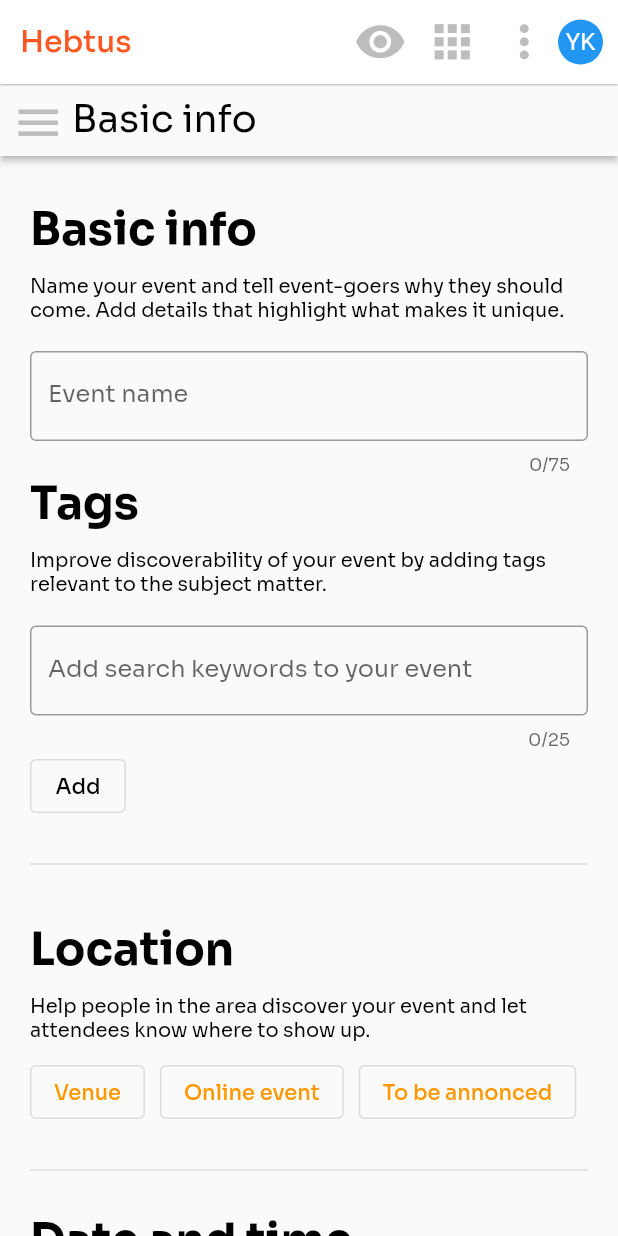
After one commit to Hebtus/Cross-platform, a Flutter app: the BasicInfo screen opened directly, on a phone screen of 412 x 824 dp. The commit adds this screen. Run offline on Flutter 3.47's test engine with Material 2 defaults, Android fonts, the phone set to English and light mode, and no system bars; our stand-ins replace flutter_svg, google_fonts.

Commit message:
basicInfo page almost done

```diff
--- a/hebtus_crossplatform/lib/main.dart
+++ b/hebtus_crossplatform/lib/main.dart
@@ -2,6 +2,8 @@ import 'package:flutter/material.dart';
 import 'package:hebtus_crossplatform/theme/style.dart';
 import 'package:provider/provider.dart';
 import 'package:hebtus_crossplatform/screens/SignUp/signup_screen.dart';
+import 'package:hebtus_crossplatform/screens/Creator/BasicInfo/BasicInfo.dart';
+
 
 void main() {
   runApp(const MyApp());
--- /dev/null
+++ b/hebtus_crossplatform/lib/screens/Creator/BasicInfo/BasicInfo.dart
@@ -0,0 +1,464 @@
+import 'package:flutter/material.dart';
+import 'package:hebtus_crossplatform/screens/Creator/Components/CreatorComponents.dart';
+
+int eventNameCount = 0;
+int tagsCount = 0;
+bool buttonVenue = false;
+bool buttonOnlineEvent = false;
+bool buttonToBeAnnounced = false;
+bool buttonSingleEvent=false;
+bool buttonRecurringEvent=false;
+TextEditingController _date = new TextEditingController();
+DateTime selectedDate = DateTime.now();
+bool DisplayStartTime=false;
+bool DisplayEndTime=false;
+
+
+
+
+class BasicInfo extends StatefulWidget {
+  const BasicInfo({super.key});
+
+  @override
+  State<BasicInfo> createState() => _BasicInfoState();
+
+}
+
+class _BasicInfoState extends State<BasicInfo> {
+
+  final GlobalKey<ScaffoldState> _globalKey = GlobalKey<ScaffoldState>();
+
+
+  Future _selectDate(BuildContext context) async {
+    final DateTime? picked = await showDatePicker(
+        context: context,
+        initialDate: selectedDate,
+        firstDate: DateTime(1900),
+        lastDate: DateTime(2100));
+    if (picked != null && picked != selectedDate) {
+      setState(() {
+        selectedDate = picked;
+        _date.value = TextEditingValue(
+            text: "${selectedDate.toLocal()}".split(' ')[0]);
+      });
+    }
+  }
+  Column basicInfoField() {
+    return Column(
+      crossAxisAlignment: CrossAxisAlignment.start,
+      children: [
+        const Text(
+          'Basic info',
+          style: TextStyle(
+            fontSize: 30,
+            fontWeight: FontWeight.bold,
+          ),
+        ),
+        SizedBox(
+          height: 10,
+        ),
+        const Text(
+          'Name your event and tell event-goers why they should come. Add details that highlight what makes it unique.',
+          style: TextStyle(
+            fontSize: 13,
+          ),
+        ),
+        const SizedBox(
+          height: 20,
+        ),
+        TextFormField(
+          onChanged: (String value) {
+            setState(() {
+              eventNameCount = value.length;
+            });
+          },
+          decoration: InputDecoration(
+            labelText:
+                'Event name', //hint addressa dispappers while the lable remains
+            border: const OutlineInputBorder(),
+            counterText: '$eventNameCount/75',
+          ),
+        ),
+      ],
+    );
+  }
+
+  Column tagsField() {
+    return Column(
+      crossAxisAlignment: CrossAxisAlignment.start,
+      children: [
+        const Text(
+          'Tags',
+          style: TextStyle(
+            fontSize: 30,
+            fontWeight: FontWeight.bold,
+          ),
+        ),
+       const SizedBox(
+          height: 10,
+        ),
+        const Text(
+          'Improve discoverability of your event by adding tags relevant to the subject matter.',
+          style: TextStyle(
+            fontSize: 13,
+          ),
+        ),
+        const SizedBox(
+          height: 20,
+        ),
+        TextFormField(
+          onChanged: (String value) {
+            setState(() {
+              tagsCount = value.length;
+            });
+          },
+          decoration: InputDecoration(
+            labelText:
+                'Add search keywords to your event', //hint addressa dispappers while the lable remains
+            border: const OutlineInputBorder(),
+            counterText: '$tagsCount/25',
+          ),
+        ),
+        OutlinedButton(
+          onPressed: () {},
+          style: OutlinedButton.styleFrom(),
+          child: const Text(
+            'Add',
+            style: TextStyle(color: Colors.black),
+          ),
+        ),
+      ],
+    );
+  }
+
+  Column locationsField() {
+    return Column(
+      crossAxisAlignment: CrossAxisAlignment.start,
+      children: [
+        const Text(
+          'Location',
+          style: TextStyle(
+            fontSize: 30,
+            fontWeight: FontWeight.bold,
+          ),
+        ),
+      const SizedBox(
+          height: 10,
+        ),
+
+        const Text(
+          'Help people in the area discover your event and let attendees know where to show up.',
+          style: TextStyle(
+            fontSize: 13,
+          ),
+        ),
+        const SizedBox(
+          height: 10,
+        ),
+        Row(
+          children: [
+            OutlinedButton(
+                onPressed: () {
+                  setState(() {
+                    buttonVenue = !buttonVenue;
+                    buttonOnlineEvent=buttonVenue?false:false;
+                    buttonToBeAnnounced = buttonToBeAnnounced?false:false;
+                  });
+                },
+                child: const Text('Venue')),
+           const SizedBox(
+              width: 10,
+            ),
+            OutlinedButton(
+                onPressed: () {
+                  setState(() {
+                    buttonOnlineEvent = !buttonOnlineEvent;
+                    buttonVenue = buttonVenue?false:false;
+                    buttonToBeAnnounced = buttonToBeAnnounced?false:false;
+
+                  });
+                },
+                child: const Text('Online event')),
+            const SizedBox(
+              width: 10,
+            ),
+            OutlinedButton(
+                onPressed: () {
+                  setState(() {
+                    buttonToBeAnnounced = !buttonToBeAnnounced;
+                    buttonVenue = buttonVenue?false:false;
+                    buttonOnlineEvent=buttonVenue?false:false;
+                  });
+                },
+                child: const Text('To be annonced')),
+          ],
+        ),
+        const SizedBox(
+          height: 20,
+        ),
+        if (buttonVenue) ...[
+          const Text('Venue Location'),
+          const SizedBox(
+            height: 10,
+          ),
+          TextFormField(
+            decoration: const InputDecoration(
+              border: OutlineInputBorder(),
+              labelText: 'serch for venue or address',
+              prefix: Icon(Icons.search),
+            ),
+          ),
+        ],
+        if (buttonOnlineEvent) ...[
+          const Text(
+              'Online events have unique event pages where you can add links to livestreams and more'),
+        ],
+        if (buttonToBeAnnounced) ...[],
+        const Divider(
+          thickness: 1,
+        ),
+      ],
+    );
+  }
+
+  Column dateAndTimeField() {
+    return Column(
+      crossAxisAlignment: CrossAxisAlignment.start,
+      children: [
+        const Text(
+          'Date and time',
+          style: TextStyle(
+            fontSize: 30,
+            fontWeight: FontWeight.bold,
+          ),
+        ),
+        const Text(
+          'Tell event-goers when your event starts and ends so they can make plans to attend.',
+          style: TextStyle(
+            fontSize: 13,
+          ),
+        ),
+        Row(
+          children: [
+            OutlinedButton(
+                onPressed: () {
+                  setState(() {
+                    buttonSingleEvent = !buttonSingleEvent;
+                    buttonRecurringEvent=buttonRecurringEvent?false:false;
+                  });
+                },
+                child: const Text('Single event')),
+            const SizedBox(
+              width: 10,
+            ),
+            OutlinedButton(
+                onPressed: () {
+                  setState(() {
+                    buttonRecurringEvent = !buttonRecurringEvent;
+                    buttonSingleEvent = buttonSingleEvent?false:false;
+                  });
+                },
+                child: const Text('Recurring Event')),
+
+          ],
+        ),
+        const SizedBox(
+          height: 20,
+        ),
+
+        if (buttonSingleEvent) ...[
+          Text(
+              'Single event happens once and can last multiple days '
+          ),
+
+          const SizedBox(
+            height: 20,
+          ),
+          TextFormField(
+            controller: _date,
+            decoration: InputDecoration(
+              border: const OutlineInputBorder(),
+              hintText: 'Event starts',
+              prefixIcon: IconButton(
+                icon: const Icon(Icons.calendar_today),
+                onPressed: () {
+                  _selectDate(context);
+                },
+              ),
+            ),
+          ),
+
+
+
+          const SizedBox(
+            height: 20,
+          ),
+
+
+          TextFormField(
+            controller: _date,
+            decoration: InputDecoration(
+              border: const OutlineInputBorder(),
+              hintText: 'Start time',
+            ),
+          ),
+
+
+          const SizedBox(
+            height: 20,
+          ),
+
+
+          TextFormField(
+            controller: _date,
+            decoration: InputDecoration(
+              border: const OutlineInputBorder(),
+              hintText: 'Event ends',
+              prefixIcon: IconButton(
+                icon: const Icon(Icons.calendar_today),
+                onPressed: () {
+                  _selectDate(context);
+                },
+              ),
+            ),
+          ),
+
+          const SizedBox(
+            height: 20,
+          ),
+          TextFormField(
+            controller: _date,
+            decoration: InputDecoration(
+              border: const OutlineInputBorder(),
+              hintText: 'End time',
+            ),
+          ),
+          CheckboxListTile(
+            title: Text("Display start time"),
+            value: DisplayStartTime,
+            onChanged: (newValue) {
+              setState(() {
+                DisplayStartTime = newValue!;
+              });
+            },
+            controlAffinity: ListTileControlAffinity.leading,  //  <-- leading Checkbox
+          ),
+          CheckboxListTile(
+            title: Text("Display end time"),
+            value: DisplayEndTime,
+            onChanged: (newValue) {
+              setState(() {
+                DisplayEndTime = newValue!;
+              });
+            },
+            controlAffinity: ListTileControlAffinity.leading,  //  <-- leading Checkbox
+          ),
+
+          TextFormField(
+            controller: _date,
+            decoration: InputDecoration(
+              border: const OutlineInputBorder(),
+              hintText: 'Time zone',
+            ),
+          ),
+          TextFormField(
+            controller: _date,
+            decoration: InputDecoration(
+              border: const OutlineInputBorder(),
+              hintText: 'Event page languge',
+            ),
+          ),
+
+
+        ],
+
+
+        if (buttonRecurringEvent) ...[
+          Text(
+              'You’ll be able to set a schedule for your recurring event in the next step. Event details and ticket types will apply to all instances.'
+          ),
+          CheckboxListTile(
+            title: Text("Display end time"),
+            value: DisplayEndTime,
+            onChanged: (newValue) {
+              setState(() {
+                DisplayEndTime = newValue!;
+              });
+            },
+            controlAffinity: ListTileControlAffinity.leading,  //  <-- leading Checkbox
+          ),
+
+          TextFormField(
+            controller: _date,
+            decoration: InputDecoration(
+              border: const OutlineInputBorder(),
+              hintText: 'Time zone',
+            ),
+          ),
+          TextFormField(
+            controller: _date,
+            decoration: InputDecoration(
+              border: const OutlineInputBorder(),
+              hintText: 'Event page languge',
+            ),
+          ),
+
+
+        ],
+
+
+      ],
+
+    );
+  }
+
+
+  @override
+  Widget build(BuildContext context) {
+
+
+
+    return Scaffold(
+      key: _globalKey,
+      appBar: appBarModule(),
+      drawer: appDrawer(context),
+      body: SingleChildScrollView(
+        child: Column(
+          children: [
+            sideMenuModule(_globalKey,'Basic info'),
+
+            Padding(
+              padding: const EdgeInsets.all(20.0),
+              child: Column(
+                crossAxisAlignment: CrossAxisAlignment.start,
+                children: [
+                  const SizedBox(
+                    height: 10,
+                  ),
+                  basicInfoField(),
+                  tagsField(),
+                  const SizedBox(
+                    height: 20,
+                  ),
+
+                  const Divider(
+                    thickness: 1,
+                  ),
+                  const SizedBox(
+                    height: 30,
+                  ),
+                  locationsField(),
+                  const SizedBox(
+                    height: 20,
+                  ),
+                  dateAndTimeField(),
+
+                ],
+              ),
+            ),
+          ],
+        ),
+      ),
+    );
+  }
+}
--- /dev/null
+++ b/hebtus_crossplatform/lib/screens/Creator/Components/CreatorComponents.dart
@@ -0,0 +1,159 @@
+import 'package:flutter/material.dart';
+import 'package:hebtus_crossplatform/screens/Creator/BasicInfo/BasicInfo.dart';
+
+
+AppBar appBarModule() {
+  return AppBar(
+    automaticallyImplyLeading: false,
+    title:Text(
+      '   Hebtus',
+      style: TextStyle(
+        color: Colors.deepOrange,
+        fontSize: 20,
+
+      ),
+
+    ),// Image.asset('assets/hebtus.jpg', fit: BoxFit.contain, scale: 4),
+    backgroundColor: Colors.white,
+    elevation: 0.5,
+    actions: [
+      IconButton(
+          onPressed: () {
+            print('hellp');
+          },
+          icon: Icon(
+            Icons.visibility,
+            color: Colors.grey[400],
+            size: 35,
+          )), //on pressed needs an annonymus function or a normal one can be used
+      IconButton(
+          onPressed: () {},
+          icon: Icon(
+            Icons.apps,
+            color: Colors.grey[400],
+            size: 35,
+          )),
+      IconButton(
+          onPressed: () {},
+          icon: Icon(
+            Icons.more_vert,
+            color: Colors.grey[400],
+            size: 35,
+          )),
+      const CircleAvatar(
+        backgroundColor: Colors.blue,
+        radius: 15,
+        child: Text(
+          'YK',
+          style: TextStyle(
+            color: Colors.white,
+          ),
+        ),
+      ),
+      SizedBox(
+        width: 10,
+      ),
+    ],
+
+    titleSpacing: 0,
+
+    //this will
+  );
+}
+
+Drawer appDrawer(BuildContext context) {
+  return Drawer(
+    child: ListView(
+      // Important: Remove any padding from the ListView.
+      padding: EdgeInsets.zero,
+      children: [
+        const DrawerHeader(
+          decoration: BoxDecoration(
+            color: Colors.white,
+          ),
+          child: Text('Drawer Header'),
+        ),
+        ListTile(
+          leading: const Icon(
+            Icons.circle,
+          ),
+          title: const Text('Basic info'),
+          onTap: () {
+            Navigator.of(context).push(
+                MaterialPageRoute(builder: (context) =>BasicInfo()));
+          },
+        ),
+        ListTile(
+          leading: const Icon(
+            Icons.circle,
+          ),
+          title: const Text('Details'),
+          onTap: () {
+            Navigator.of(context).push(
+                MaterialPageRoute(builder: (context) => BasicInfo()));
+          },
+        ),
+        ListTile(
+          leading: const Icon(
+            Icons.circle,
+          ),
+          title: const Text('Online event page'),
+          onTap: () {
+            Navigator.of(context).push(
+                MaterialPageRoute(builder: (context) => BasicInfo()));
+          },
+        ),
+        ListTile(
+          leading: const Icon(
+            Icons.circle,
+          ),
+          title: const Text('Tickets'),
+          onTap: () {
+            Navigator.of(context).push(
+                MaterialPageRoute(builder: (context) => BasicInfo()));
+          },
+        ),
+        ListTile(
+          leading: const Icon(
+            Icons.circle,
+          ),
+          title: const Text('Publish'),
+          onTap: () {
+            Navigator.of(context).push(
+                MaterialPageRoute(builder: (context) => BasicInfo()));
+          },
+        ),
+      ],
+    ),
+  );
+}
+
+Material sideMenuModule(final GlobalKey<ScaffoldState> globalKey,String fieldName){
+
+  return Material(
+    elevation: 2.0,
+    child: Container(
+      width: double.infinity,
+      child: Row(
+        children: [
+          IconButton(
+              onPressed: () {
+                globalKey.currentState!.openDrawer();
+              },
+              icon: Icon(
+                Icons.menu,
+                color: Colors.grey[400],
+                size: 35,
+              )),
+           Text(
+            '$fieldName',
+            style: TextStyle(
+              //fontWeight: FontWeight.bold,
+              fontSize: 25,
+            ),
+          )
+        ],
+      ),
+    ),
+  );
+}
```
Also changed, not shown: hebtus_crossplatform/pubspec.lock.
